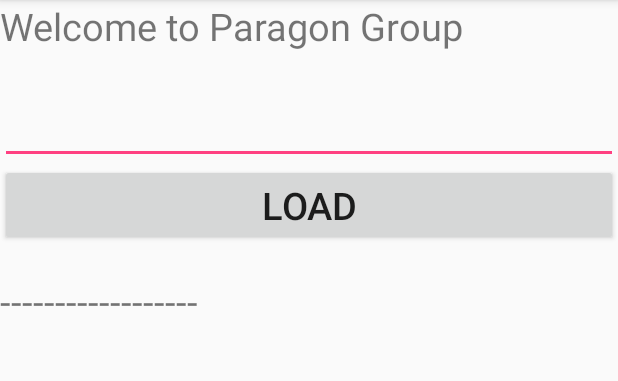
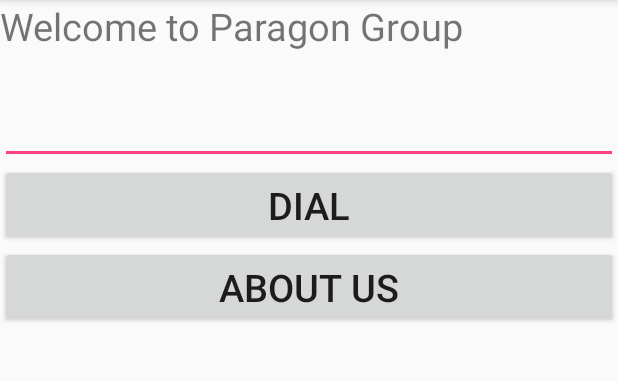
Before and after one commit to abdul-kader138/APDT, an Android app: the screen it shows after launch (MainActivity), on a phone screen of 412 x 824 dp, the part 84-465 px from its top. Run offline under Robolectric (Android 15) with nearby library versions, the phone set to English and light mode, and no system bars.

Commit message:
Intent(Activity to Activity)

```diff
--- a/app/src/main/res/layout/activity_main.xml
+++ b/app/src/main/res/layout/activity_main.xml
@@ -26,23 +26,18 @@
         android:id="@+id/b"
         android:layout_width="match_parent"
         android:layout_height="wrap_content"
-        android:text="Load"
+        android:text="Dial"
+        android:textSize="25sp"
+        />
+
+    <Button
+        android:id="@+id/b2"
+        android:layout_width="match_parent"
+        android:layout_height="wrap_content"
+        android:text="About Us"
         android:textSize="25sp"
         />
 
 
-    <TextView
-        android:layout_width="match_parent"
-        android:layout_height="wrap_content"
-        android:text=" " />
-
-
-    <TextView
-        android:id="@+id/t2"
-        android:layout_width="match_parent"
-        android:layout_height="wrap_content"
-        android:text="------------------"
-        android:textSize="25sp" />
-
 
 </LinearLayout>
```
Also changed, not shown: app/src/main/AndroidManifest.xml (+9 -0 lines), app/src/main/java/com/example/akader/myapplication/MainActivity.java (+19 -14 lines), app/src/main/java/com/example/akader/myapplication/ScreenSecond.java (added, +37 -0 lines), app/src/main/res/layout/activity_second.xml (added, +12 -0 lines).
